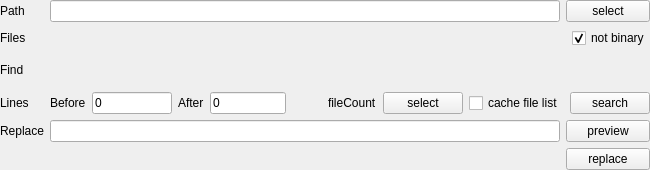
This is widget/searchoptionswidget.ui in mugiseyebrows/mugi-grep as Qt 5 draws it before an edit. The edited form follows.
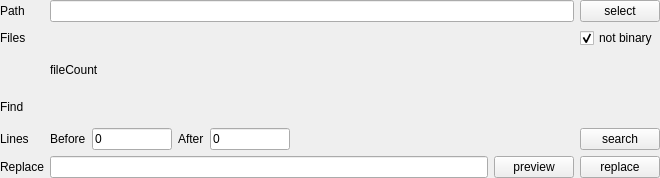
This is the edited form. Custom widgets are drawn as their Qt base class.

The edit to the form file:
```diff
--- a/widget/searchoptionswidget.ui
+++ b/widget/searchoptionswidget.ui
@@ -6,8 +6,8 @@
    <rect>
     <x>0</x>
     <y>0</y>
-    <width>650</width>
-    <height>170</height>
+    <width>660</width>
+    <height>178</height>
    </rect>
   </property>
   <property name="windowTitle">
@@ -28,6 +28,51 @@
    </property>
    <item>
     <layout class="QGridLayout" name="gridLayout">
+     <item row="4" column="0">
+      <widget class="QLabel" name="label_6">
+       <property name="text">
+        <string>Lines</string>
+       </property>
+      </widget>
+     </item>
+     <item row="2" column="1">
+      <widget class="QLabel" name="fileCount">
+       <property name="text">
+        <string>fileCount</string>
+       </property>
+      </widget>
+     </item>
+     <item row="0" column="2">
+      <widget class="QPushButton" name="selectPath">
+       <property name="text">
+        <string>select</string>
+       </property>
+      </widget>
+     </item>
+     <item row="1" column="2">
+      <widget class="QCheckBox" name="notBinary">
+       <property name="text">
+        <string>not binary</string>
+       </property>
+       <property name="checked">
+        <bool>true</bool>
+       </property>
+      </widget>
+     </item>
+     <item row="1" column="0">
+      <widget class="QLabel" name="label_4">
+       <property name="text">
+        <string>Files</string>
+       </property>
+      </widget>
+     </item>
+     <item row="3" column="0">
+      <widget class="QLabel" name="label_3">
+       <property name="text">
+        <string>Find</string>
+       </property>
+      </widget>
+     </item>
      <item row="0" column="1">
       <widget class="QLineEdit" name="path"/>
      </item>
@@ -38,58 +83,20 @@
        </property>
       </widget>
      </item>
-     <item row="1" column="0">
-      <widget class="QLabel" name="label_4">
-       <property name="text">
-        <string>Files</string>
-       </property>
-      </widget>
-     </item>
-     <item row="1" column="1" colspan="2">
+     <item row="1" column="1">
       <widget class="RXPathInput" name="filter" native="true"/>
      </item>
-     <item row="1" column="3">
-      <widget class="QCheckBox" name="notBinary">
-       <property name="text">
-        <string>not binary</string>
-       </property>
-       <property name="checked">
-        <bool>true</bool>
-       </property>
-      </widget>
-     </item>
-     <item row="2" column="1" colspan="2">
+     <item row="3" column="1">
       <widget class="RXInput" name="exp" native="true"/>
      </item>
-     <item row="0" column="2" colspan="2">
-      <widget class="QPushButton" name="selectPath">
+     <item row="5" column="0">
+      <widget class="QLabel" name="replaceLabel">
        <property name="text">
-        <string>select</string>
+        <string>Replace</string>
        </property>
       </widget>
      </item>
-     <item row="2" column="0">
-      <widget class="QLabel" name="label_3">
-       <property name="text">
-        <string>Find</string>
-       </property>
-      </widget>
-     </item>
-     <item row="3" column="0">
-      <widget class="QLabel" name="label_6">
-       <property name="text">
-        <string>Lines</string>
-       </property>
-      </widget>
-     </item>
-     <item row="7" column="2" colspan="2">
-      <widget class="QPushButton" name="replace">
-       <property name="text">
-        <string>replace</string>
-       </property>
-      </widget>
-     </item>
-     <item row="3" column="1" colspan="3">
+     <item row="4" column="1" colspan="2">
       <layout class="QHBoxLayout" name="horizontalLayout_2">
        <item>
         <widget class="QLabel" name="label_7">
@@ -150,27 +157,6 @@
          </property>
         </spacer>
        </item>
-       <item>
-        <widget class="QLabel" name="fileCount">
-         <property name="text">
-          <string>fileCount</string>
-         </property>
-        </widget>
-       </item>
-       <item>
-        <widget class="QPushButton" name="selectFiles">
-         <property name="text">
-          <string>select</string>
-         </property>
-        </widget>
-       </item>
-       <item>
-        <widget class="QCheckBox" name="cacheFileList">
-         <property name="text">
-          <string>cache file list</string>
-         </property>
-        </widget>
-       </item>
        <item>
         <widget class="QPushButton" name="search">
          <property name="text">
@@ -180,22 +166,26 @@
        </item>
       </layout>
      </item>
-     <item row="6" column="2" colspan="2">
-      <widget class="QPushButton" name="preview">
-       <property name="text">
-        <string>preview</string>
-       </property>
-      </widget>
-     </item>
-     <item row="6" column="0">
-      <widget class="QLabel" name="label_2">
-       <property name="text">
-        <string>Replace</string>
-       </property>
-      </widget>
-     </item>
-     <item row="6" column="1">
-      <widget class="QLineEdit" name="replacement"/>
+     <item row="5" column="1" colspan="2">
+      <layout class="QHBoxLayout" name="horizontalLayout">
+       <item>
+        <widget class="QLineEdit" name="replacement"/>
+       </item>
+       <item>
+        <widget class="QPushButton" name="preview">
+         <property name="text">
+          <string>preview</string>
+         </property>
+        </widget>
+       </item>
+       <item>
+        <widget class="QPushButton" name="replace">
+         <property name="text">
+          <string>replace</string>
+         </property>
+        </widget>
+       </item>
+      </layout>
      </item>
     </layout>
    </item>
```
